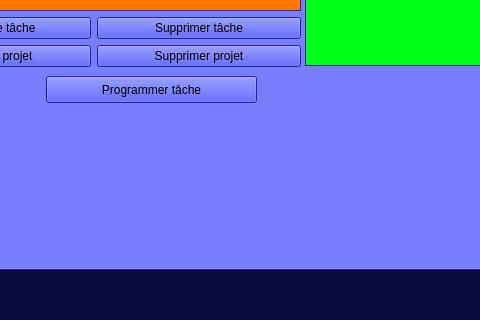
sowlosc/ProjectCalendar, file src/mainwindow.ui: the form before one commit; both pictures show x 136 to 616 and y 380 to 700 of the 1281 by 700 pixel window.
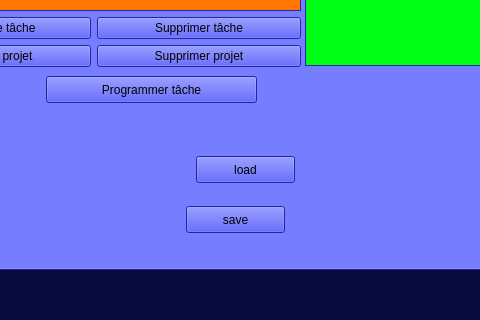
The form after the commit. The open tabs and pages were chosen to show the change.

Commit message: save/load xml du gestionnaire de projet

Patch:
```diff
--- a/src/mainwindow.ui
+++ b/src/mainwindow.ui
@@ -1712,6 +1712,32 @@
        <string>Programmer tâche</string>
       </property>
      </widget>
+     <widget class="QPushButton" name="Bouton_load">
+      <property name="geometry">
+       <rect>
+        <x>320</x>
+        <y>500</y>
+        <width>99</width>
+        <height>27</height>
+       </rect>
+      </property>
+      <property name="text">
+       <string>load</string>
+      </property>
+     </widget>
+     <widget class="QPushButton" name="Bouton_save">
+      <property name="geometry">
+       <rect>
+        <x>310</x>
+        <y>550</y>
+        <width>99</width>
+        <height>27</height>
+       </rect>
+      </property>
+      <property name="text">
+       <string>save</string>
+      </property>
+     </widget>
     </widget>
    </widget>
   </widget>
```
Left out of the diff: 4 changed lines with no effect on the pictures. The commit also changes 150 other files.
